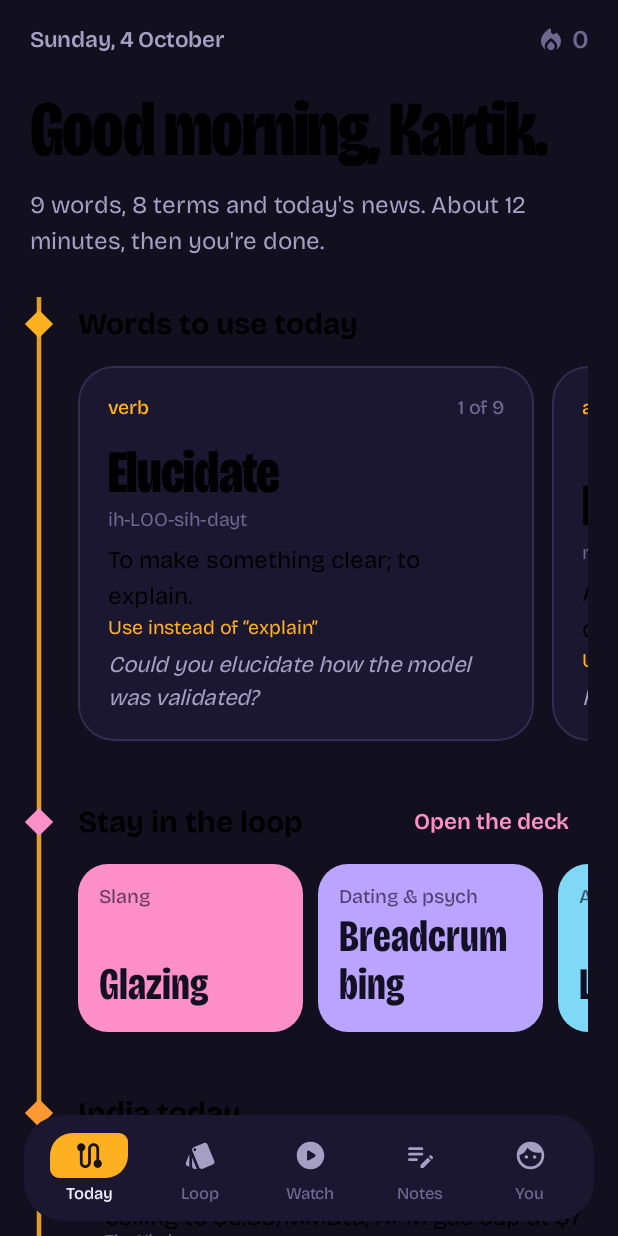
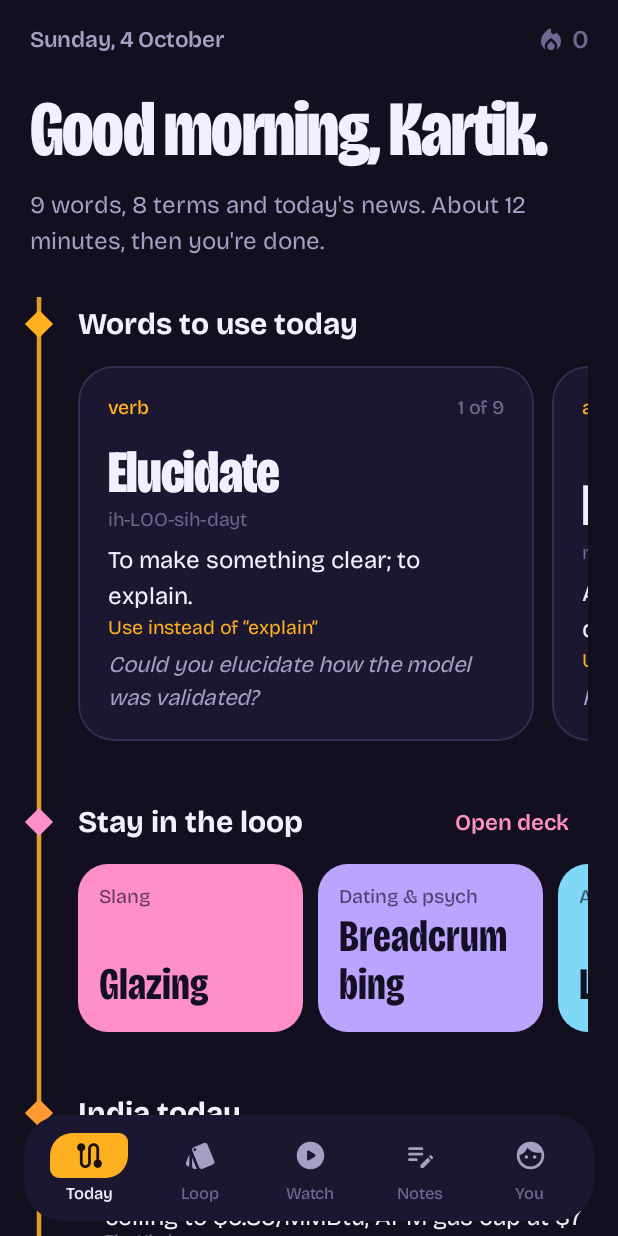
Before and after one commit to sharingf138-collab/detour, an Android app built with Jetpack Compose: the screen it shows after launch (MainActivity), on a phone screen of 412 x 824 dp. Run offline under Robolectric (Android 15) with nearby library versions, the phone set to English and light mode, and no system bars; our stand-ins replace Room's generated code; pictures from the network do not load; 1 statement that could not run was skipped.

Commit message:
Upgrade to AGP 9.4 / Gradle 9.8 / Kotlin 2.4; fix default text colour
Android Studio now ships JDK 25, which Gradle 8.11 cannot run on.
Text had no LocalContentColor (no root Surface), so it rendered black.

Co-Authored-By: Claude Opus 5.5 <noreply@anthropic.com>

```diff
--- a/app/src/main/java/com/kartik/detour/ui/components/Components.kt
+++ b/app/src/main/java/com/kartik/detour/ui/components/Components.kt
@@ -130,7 +130,7 @@ fun RouteStop(
     ) {
         Column(Modifier.weight(1f)) {
             Row(Modifier.fillMaxWidth().height(36.dp), verticalAlignment = Alignment.CenterVertically) {
-                Text(title, style = MaterialTheme.typography.titleLarge, modifier = Modifier.weight(1f))
+                Text(title, style = MaterialTheme.typography.titleLarge, maxLines = 1, overflow = TextOverflow.Ellipsis, modifier = Modifier.weight(1f))
                 trailing?.invoke()
             }
             Spacer(Modifier.height(10.dp))
--- a/app/src/main/java/com/kartik/detour/ui/theme/Theme.kt
+++ b/app/src/main/java/com/kartik/detour/ui/theme/Theme.kt
@@ -3,11 +3,13 @@
 package com.kartik.detour.ui.theme
 
 import androidx.compose.foundation.shape.RoundedCornerShape
+import androidx.compose.material3.LocalContentColor
 import androidx.compose.material3.MaterialTheme
 import androidx.compose.material3.Shapes
 import androidx.compose.material3.Typography
 import androidx.compose.material3.darkColorScheme
 import androidx.compose.runtime.Composable
+import androidx.compose.runtime.CompositionLocalProvider
 import androidx.compose.ui.graphics.Color
 import androidx.compose.ui.text.ExperimentalTextApi
 import androidx.compose.ui.text.TextStyle
@@ -129,6 +131,8 @@ fun DetourTheme(content: @Composable () -> Unit) {
             medium = RoundedCornerShape(18.dp),
             large = RoundedCornerShape(28.dp),
         ),
-        content = content,
-    )
+    ) {
+        // No Surface at the root, so set the default text/icon colour explicitly.
+        CompositionLocalProvider(LocalContentColor provides Ink.Paper, content = content)
+    }
 }
--- a/app/src/main/java/com/kartik/detour/ui/today/TodayScreen.kt
+++ b/app/src/main/java/com/kartik/detour/ui/today/TodayScreen.kt
@@ -127,7 +127,7 @@ fun TodayScreen(onOpenLoop: () -> Unit, onOpenQuiz: () -> Unit, onOpenWatch: ()
                 item(key = "loop") {
                     RouteStop(
                         "Stay in the loop", Ink.Slang, reached = furthest >= 2,
-                        trailing = { TextButton(onClick = onOpenLoop) { Text("Open the deck", color = Ink.Slang) } },
+                        trailing = { TextButton(onClick = onOpenLoop) { Text("Open deck", style = MaterialTheme.typography.labelLarge, color = Ink.Slang) } },
                     ) {
                         LazyRow(horizontalArrangement = Arrangement.spacedBy(10.dp)) {
                             items(loop, key = { it.term }) { card ->
@@ -166,7 +166,7 @@ fun TodayScreen(onOpenLoop: () -> Unit, onOpenQuiz: () -> Unit, onOpenWatch: ()
                     item(key = "watch") {
                         RouteStop(
                             "Watch instead", Ink.Psych, reached = furthest >= 5,
-                            trailing = { TextButton(onClick = onOpenWatch) { Text("More videos", color = Ink.Psych) } },
+                            trailing = { TextButton(onClick = onOpenWatch) { Text("More", style = MaterialTheme.typography.labelLarge, color = Ink.Psych) } },
                         ) {
                             VideoCard(hero, large = true, onClick = { openVideo(context, hero) })
                         }
```
